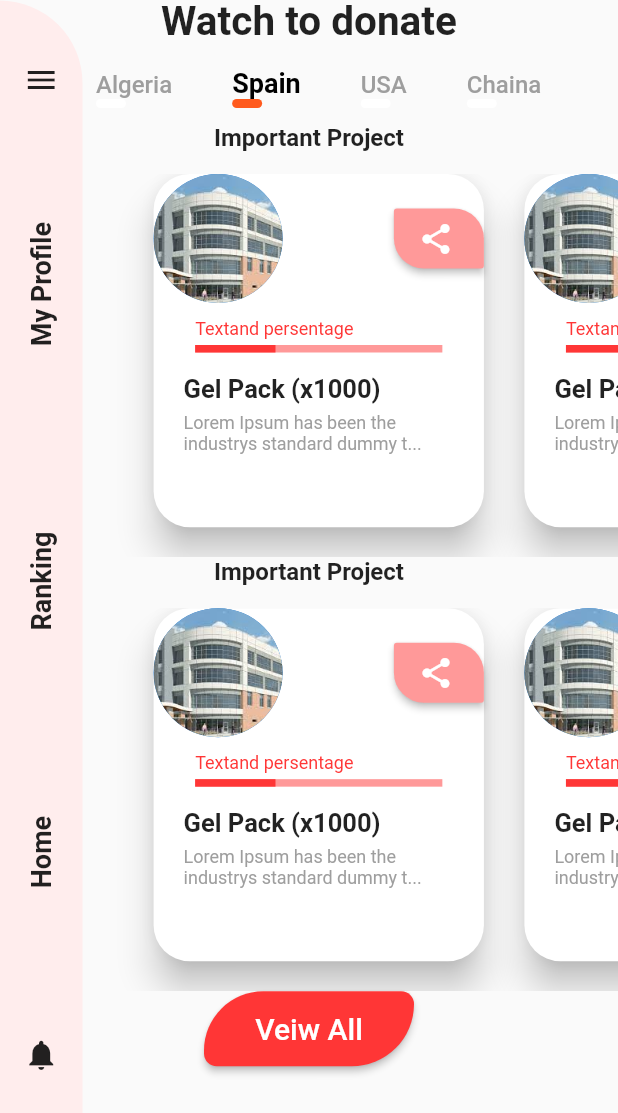
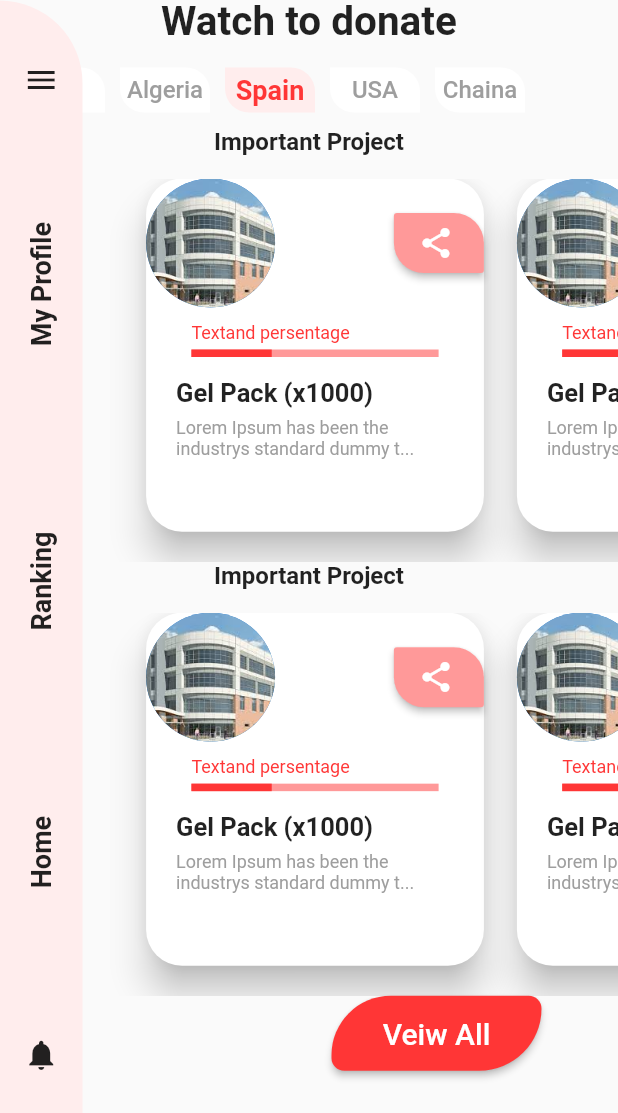
Before and after one commit to nassimiheb/Carety, a Flutter app: the screen it shows after launch, on a phone screen of 412 x 824 dp, the part 123-1236 px from its top. Run offline on Flutter 3.47's test engine with Material 2 defaults, Android fonts, the phone set to English and light mode, and no system bars; our stand-ins replace introduction_screen.

Commit message:
fixing selected buttons in main page

```diff
--- a/lib/home_page.dart
+++ b/lib/home_page.dart
@@ -48,6 +48,7 @@ class _SlidingCardsViewState extends State<SlidingCardsView> {
                 SizedBox(
                   height: 15,
                 ),
+
                 Tabs(),
 
                 Text(
@@ -109,6 +110,9 @@ class _SlidingCardsViewState extends State<SlidingCardsView> {
                     ],
                   ),
                 ),
+                Padding(
+                  padding: const EdgeInsets.only(left : 170),
+                  child:
                 Container(
                   width: 140.0,
                   height: 50.0,
@@ -132,6 +136,7 @@ class _SlidingCardsViewState extends State<SlidingCardsView> {
                           bottomRight: Radius.circular(126)),
                     ),
                   ),
+                ),
                 ),
               ],
             ),
@@ -219,7 +224,7 @@ class SlidingCard extends StatelessWidget {
   @override
   Widget build(BuildContext context) {
     return Card(
-      margin: EdgeInsets.only(left: 20, right: 7, bottom: 20),
+      margin: EdgeInsets.only(left: 15, right: 7, bottom: 20),
       elevation: 10,
       shape: RoundedRectangleBorder(
           borderRadius: BorderRadius.circular(24)), //<--custom shape
--- a/lib/tabs.dart
+++ b/lib/tabs.dart
@@ -1,13 +1,16 @@
 import 'package:flutter/material.dart';
 
+const issel = const Color(0xffFF3636);
 class Tabs extends StatelessWidget {
   @override
   Widget build(BuildContext context) {
     return Row(
+
       crossAxisAlignment: CrossAxisAlignment.end,
       children: <Widget>[
 
-        SizedBox(width: 24),
+        SizedBox(width: 0),
+        MyTab(text: '', isSelected: false),
         MyTab(text: 'Algeria', isSelected: false),
         MyTab(text: 'Spain', isSelected: true),
         MyTab(text: 'USA', isSelected: false),
@@ -26,27 +29,50 @@ class MyTab extends StatelessWidget {
 
   @override
   Widget build(BuildContext context) {
-    return Padding(
-      padding: const EdgeInsets.only(left : 40,bottom: 10),
+    return  Padding(
+
+      padding: const EdgeInsets.only(left : 0,bottom: 10),
       child: Column(
-        crossAxisAlignment: CrossAxisAlignment.start,
+        crossAxisAlignment: CrossAxisAlignment.end,
         children: <Widget>[
-          Text(
-            text,
+          Container(
+             margin: EdgeInsets.only(left: 10,),
+            width: 60,
+            height: 30,
+            alignment: Alignment.center,
+            decoration: BoxDecoration(
+              borderRadius: BorderRadius.only(
+                          topRight: Radius.circular(16),
+                          topLeft: Radius.circular(0),
+                          bottomLeft: Radius.circular(16),
+                          bottomRight: Radius.circular(0)),
+                          color: isSelected ? Color(0xFFFFEDED) : Colors.white,
+            ),
+            child: Text(text,
             style: TextStyle(
               fontSize: isSelected ? 18 : 16,
-              color: isSelected ? Colors.black : Colors.grey,
+              color: isSelected ? issel : Colors.grey,
               fontWeight: isSelected ? FontWeight.w600 : FontWeight.w500,
+
+            ),
             ),
           ),
-          Container(
-            height: 6,
-            width: 20,
-            decoration: BoxDecoration(
-              borderRadius: BorderRadius.circular(4),
-              color: isSelected ? Color(0xFFFF5A1D) : Colors.white,
-            ),
-          )
+          // Text(
+          //   text,
+          //   style: TextStyle(
+          //     fontSize: isSelected ? 18 : 16,
+          //     color: isSelected ? Colors.black : Colors.grey,
+          //     fontWeight: isSelected ? FontWeight.w600 : FontWeight.w500,
+          //   ),
+          // ),
+          // Container(
+          //   height: 6,
+          //   width: 20,
+          //   decoration: BoxDecoration(
+          //     borderRadius: BorderRadius.circular(4),
+          //     color: isSelected ? Color(0xFFFF5A1D) : Colors.white,
+          //   ),
+
         ],
       ),
     );
```
